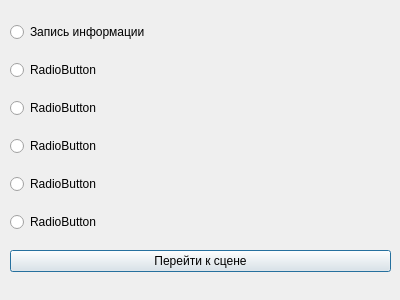
The window that secondwindow.ui (Timur965/Practica) describes before a commit, drawn with Qt 5.
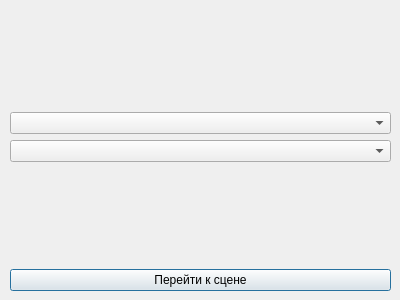
The same window after the commit.

```diff
--- a/secondwindow.ui
+++ b/secondwindow.ui
@@ -24,46 +24,36 @@
    </property>
    <layout class="QVBoxLayout" name="verticalLayout">
     <item>
-     <widget class="QRadioButton" name="radioButton">
-      <property name="text">
-       <string>Запись информации</string>
+     <spacer name="verticalSpacer">
+      <property name="orientation">
+       <enum>Qt::Vertical</enum>
       </property>
-     </widget>
-    </item>
-    <item>
-     <widget class="QRadioButton" name="radioButton_3">
-      <property name="text">
-       <string>RadioButton</string>
+      <property name="sizeHint" stdset="0">
+       <size>
+        <width>20</width>
+        <height>40</height>
+       </size>
       </property>
-     </widget>
+     </spacer>
     </item>
     <item>
-     <widget class="QRadioButton" name="radioButton_2">
-      <property name="text">
-       <string>RadioButton</string>
-      </property>
-     </widget>
+     <widget class="QComboBox" name="equipment"/>
     </item>
     <item>
-     <widget class="QRadioButton" name="radioButton_4">
-      <property name="text">
-       <string>RadioButton</string>
-      </property>
-     </widget>
+     <widget class="QComboBox" name="mode"/>
     </item>
     <item>
-     <widget class="QRadioButton" name="radioButton_5">
-      <property name="text">
-       <string>RadioButton</string>
+     <spacer name="verticalSpacer_2">
+      <property name="orientation">
+       <enum>Qt::Vertical</enum>
       </property>
-     </widget>
-    </item>
-    <item>
-     <widget class="QRadioButton" name="radioButton_6">
-      <property name="text">
-       <string>RadioButton</string>
+      <property name="sizeHint" stdset="0">
+       <size>
+        <width>20</width>
+        <height>40</height>
+       </size>
       </property>
-     </widget>
+     </spacer>
     </item>
     <item>
      <widget class="QPushButton" name="pushButton">
```
